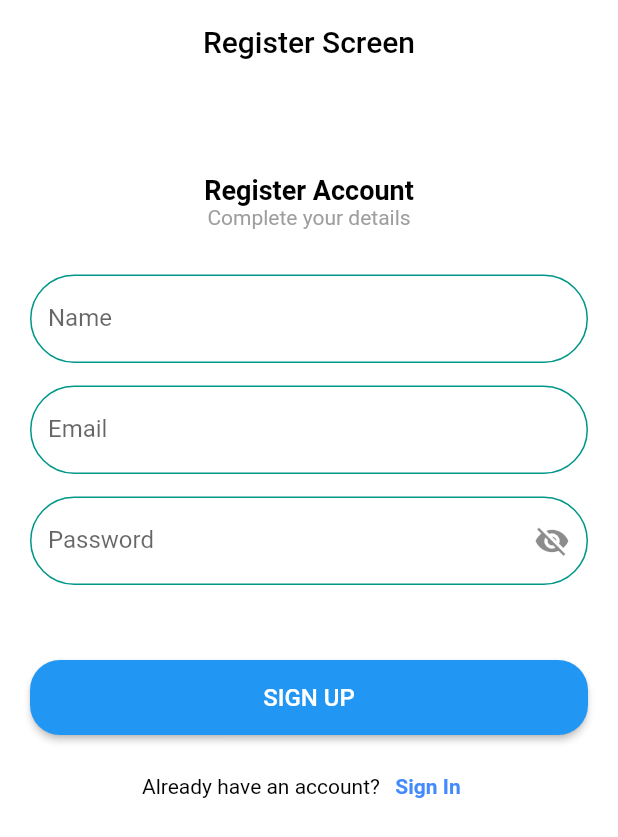
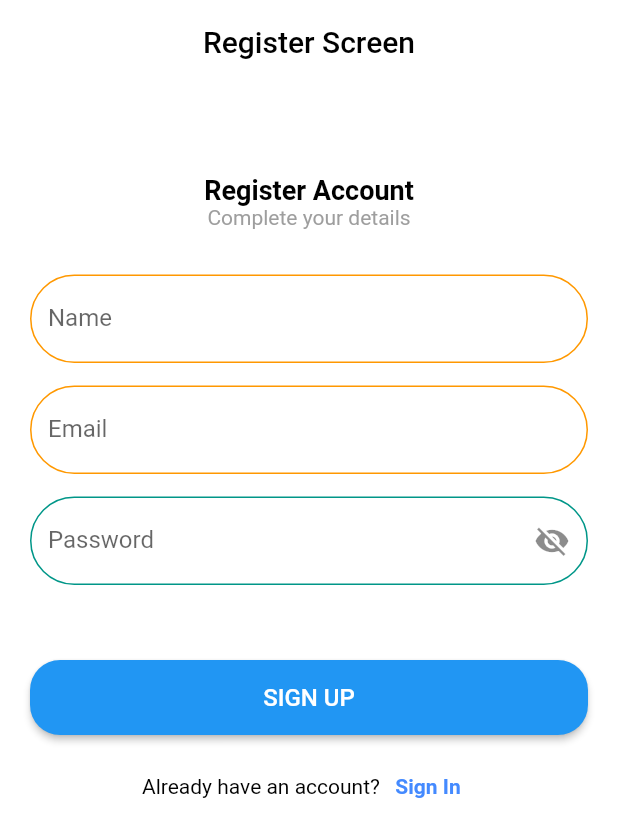
Before and after one commit to Abeer7755/school_phone, a Flutter app: the screen it shows after launch, after a tap on "Sign Up", on a phone screen of 412 x 824 dp. Shown: the top 837 px of the screen. Run offline on Flutter 3.47's test engine with Material 2 defaults, Android fonts, the light colour scheme and no system bars; our stand-ins replace buildcondition, flutter_rating_bar, form_validator.

Commit message:
Initial commit

```diff
--- a/lib/screens/auth/login/login_screen.dart
+++ b/lib/screens/auth/login/login_screen.dart
@@ -71,7 +71,7 @@ class _LoginScreenState extends State<LoginScreen> {
                       keyboardType: TextInputType.text,
                       decoration:  InputDecoration(
                         enabledBorder: OutlineInputBorder(
-                          borderSide: const BorderSide(color: Colors.teal,width: 1,),
+                          borderSide: const BorderSide(color: Colors.orange,width: 1,),
                           borderRadius: BorderRadius.circular(60),
                         ),
                         hintText: 'enter your email',
@@ -94,7 +94,7 @@ class _LoginScreenState extends State<LoginScreen> {
                       keyboardType: TextInputType.visiblePassword,
                       decoration: InputDecoration(
                         enabledBorder: OutlineInputBorder(
-                          borderSide: const BorderSide(color: Colors.teal,width: 1,),
+                          borderSide: const BorderSide(color: Colors.orange,width: 1,),
                           borderRadius: BorderRadius.circular(60),
                         ),
                         suffixIcon: IconButton(
--- a/lib/screens/auth/register/register_screen.dart
+++ b/lib/screens/auth/register/register_screen.dart
@@ -71,7 +71,7 @@ class _RegisterScreenState extends State<RegisterScreen> {
                       keyboardType: TextInputType.text,
                       decoration:  InputDecoration(
                         enabledBorder: OutlineInputBorder(
-                          borderSide: const BorderSide(color: Colors.teal,width: 1,),
+                          borderSide: const BorderSide(color: Colors.orange,width: 1,),
                           borderRadius: BorderRadius.circular(60),
                         ),
                         hintText: 'enter your name',
@@ -88,7 +88,7 @@ class _RegisterScreenState extends State<RegisterScreen> {
                       keyboardType: TextInputType.text,
                       decoration:  InputDecoration(
                         enabledBorder: OutlineInputBorder(
-                          borderSide: const BorderSide(color: Colors.teal,width: 1,),
+                          borderSide: const BorderSide(color: Colors.orange,width: 1,),
                           borderRadius: BorderRadius.circular(60),
                         ),
                         hintText: 'enter your email',
--- a/lib/screens/home/home_screen.dart
+++ b/lib/screens/home/home_screen.dart
@@ -171,6 +171,9 @@ class _HomeScreenState extends State<HomeScreen> {
                   color: Colors.blue,
                   fontSize: 20,
                 ),
+              ),
+              const SizedBox(
+                height: 5,
               ),
               const Text(
                 '01004371412',
```
